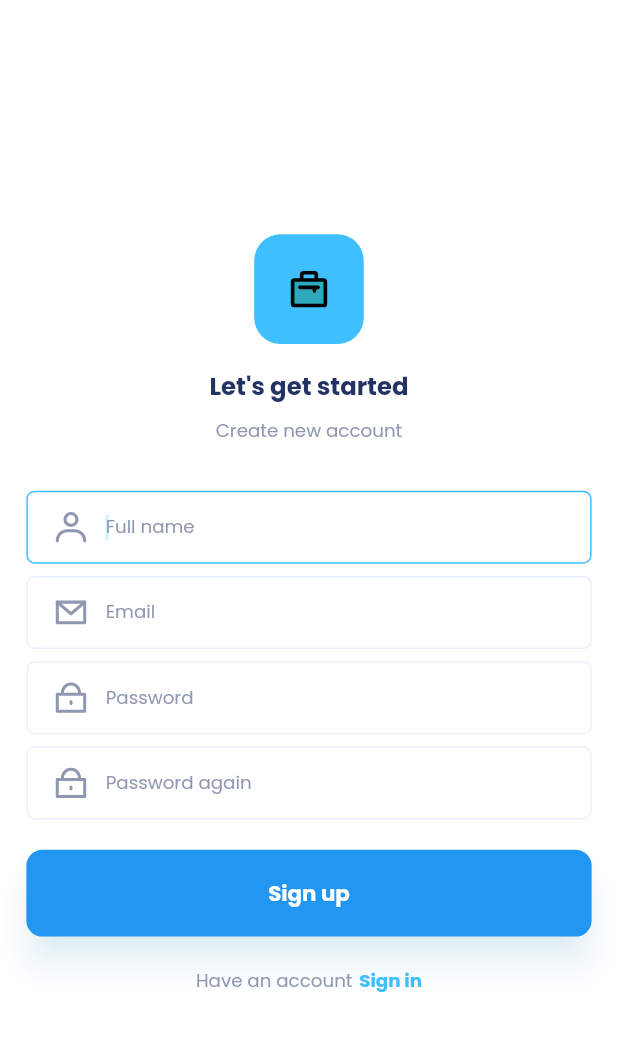
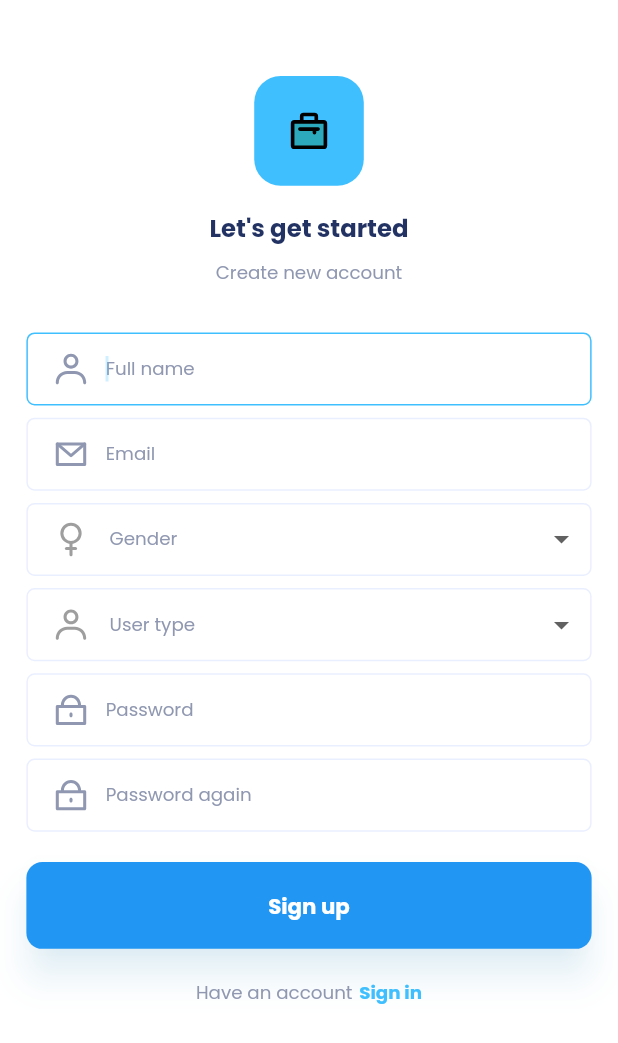
Before and after one commit to nmustakim/job_estate, a Flutter app: the RegisterScreen screen opened by its route, on a phone screen of 412 x 824 dp. Shown: the top 1043 px of the screen. Run offline on Flutter 3.47's test engine with Material 2 defaults, Android fonts, the phone set to English and light mode, and no system bars; our stand-ins replace cached_network_image, carousel_slider, cloud_firestore, firebase_auth, firebase_core, firebase_storage and 4 more; accounts and stored records are empty.

Commit message:
edit profile

```diff
--- a/lib/controllers/auth/auth_controller.dart
+++ b/lib/controllers/auth/auth_controller.dart
@@ -76,6 +76,8 @@ class AuthenticationController extends StateNotifier<BaseState> {
     String? profileImageUrl,
     String? address,
     String? city,
+    String? userType,
+    String? gender,
     String? district,
     String? country,
     List<String>? skills,
@@ -104,6 +106,8 @@ class AuthenticationController extends StateNotifier<BaseState> {
           profileImageUrl: profileImageUrl,
           address: address,
           city: city,
+          userType: userType,
+          gender: gender,
           state: district,
           country: country,
           skills: skills,
--- a/lib/utils/lists.dart
+++ b/lib/utils/lists.dart
@@ -8,7 +8,7 @@ class Lists {
     'Engineering'
   ];
   List<String> genderType = ['Male', 'Female'];
-
+  List<String> userType = ['Employer', 'Employee'];
   List<String> educationalDegrees = [
     'BE in Civil Engineering',
     'BE in Mechanical Engineering',
--- a/lib/views/account_screen/profile_screen/profile_screen.dart
+++ b/lib/views/account_screen/profile_screen/profile_screen.dart
@@ -133,8 +133,10 @@ class _ProfileScreenState extends ConsumerState<ProfileScreen> {
                                   padding: EdgeInsets.only(left: 16.h, top: 9.v, bottom: 14.v),
                                   child: Column(
                                     crossAxisAlignment: CrossAxisAlignment.start,
+
                                     children: [
                                       Row(
+
                                         children: [
                                           isEditing
                                               ? SizedBox(
@@ -168,11 +170,12 @@ class _ProfileScreenState extends ConsumerState<ProfileScreen> {
                                               height: 16.adaptSize,
                                               width: 16.adaptSize,
                                             ),
-                                          )
+                                          ),
+
                                         ],
                                       ),
                                       SizedBox(height: 8.v),
-                                      Text(user.userType ?? '', style: theme.textTheme.bodySmall),
+                                      Text(user.email ?? '', style: theme.textTheme.bodySmall),
                                     ],
                                   ),
                                 ),
@@ -196,12 +199,7 @@ class _ProfileScreenState extends ConsumerState<ProfileScreen> {
                               _showDatePickerDialog(context);
                             },
                           ),
-                          ProfileItem(
-                            icon: ImageConstant.imgMailPrimary,
-                            title: "Email",
-                            value: user.email,
-                            onTapProfileDetailOption: () {},
-                          ),
+
                           SizedBox(height: 5.v),
                           ProfileItem(
                               icon: ImageConstant.imgLockPrimary,
--- a/lib/views/auth/register_screen.dart
+++ b/lib/views/auth/register_screen.dart
@@ -17,7 +17,6 @@ import '../../widgets/custom_icon_button.dart';
 import '../../widgets/custom_image_view.dart';
 import '../../widgets/custom_text_form_field.dart';
 
-// ignore_for_file: must_be_immutable
 class RegisterScreen extends StatefulWidget {
   RegisterScreen({Key? key}) : super(key: key);
 
@@ -29,7 +28,7 @@ class _RegisterScreenState extends State<RegisterScreen> {
   TextEditingController fullNameController = TextEditingController();
 
   TextEditingController genderController = TextEditingController();
-
+  TextEditingController usertypeController = TextEditingController();
   TextEditingController emailController = TextEditingController();
 
   TextEditingController passwordController = TextEditingController();
@@ -43,8 +42,9 @@ class _RegisterScreenState extends State<RegisterScreen> {
     mediaQueryData = MediaQuery.of(context);
     return SafeArea(
         child: Scaffold(
-            resizeToAvoidBottomInset: false,
-            body: Form(
+            // resizeToAvoidBottomInset: false,
+            body: SingleChildScrollView(
+              child: Form(
                   key: _formKey,
                   child: Container(
                       width: double.maxFinite,
@@ -52,11 +52,16 @@ class _RegisterScreenState extends State<RegisterScreen> {
                       child: Column(
                           mainAxisAlignment: MainAxisAlignment.center,
                           children: [
+                            SizedBox(height: 50.v),
                             _buildPageHeader(context),
                             SizedBox(height: 30.v),
                             _buildFullName(context),
                             SizedBox(height: 8.v),
                             _buildEmail(context),
+                            SizedBox(height: 8.v),
+                            _buildGender(context),
+                            SizedBox(height: 8.v),
+                            _buildUserType(context),
                             SizedBox(height: 8.v),
                             _buildPassword(context),
                             SizedBox(height: 8.v),
@@ -84,7 +89,8 @@ class _RegisterScreenState extends State<RegisterScreen> {
                               textAlign: TextAlign.left,
                             ),
                             SizedBox(height: 5.v)
-                        ])))));
+                          ]))),
+            )));
   }
 
   Widget _buildPageHeader(BuildContext context) {
@@ -125,6 +131,58 @@ class _RegisterScreenState extends State<RegisterScreen> {
             margin: EdgeInsets.fromLTRB(16.h, 12.v, 10.h, 12.v),
             child: CustomImageView(
                 imagePath: ImageConstant.imgMail,
+                height: 24.adaptSize,
+                width: 24.adaptSize)),
+        prefixConstraints: BoxConstraints(maxHeight: 48.v),
+        contentPadding: EdgeInsets.only(top: 15.v, right: 30.h, bottom: 15.v));
+  }
+
+  Widget _buildUserType(BuildContext context) {
+    return CustomTextFormField(
+        controller: usertypeController,
+
+        textInputType: TextInputType.text,
+        suffix: CustomDropdownFormField(
+          leftPadding: 46.v,
+          hintText: "User type",
+          items: Lists().userType,
+          onChanged: (value) {
+            setState(() {
+              usertypeController.text = value ?? '';
+            });
+          },
+        ),
+        prefix: Container(
+            margin: EdgeInsets.fromLTRB(16.h, 12.v, 10.h, 12.v),
+            child: CustomImageView(
+                imagePath: ImageConstant.imgUserPrimary,
+                color: Colors.grey,
+                height: 24.adaptSize,
+                width: 24.adaptSize)),
+        prefixConstraints: BoxConstraints(maxHeight: 48.v),
+        contentPadding: EdgeInsets.only(top: 15.v, right: 30.h, bottom: 15.v));
+  }
+
+  Widget _buildGender(BuildContext context) {
+    return CustomTextFormField(
+        controller: genderController,
+
+        textInputType: TextInputType.text,
+        suffix: CustomDropdownFormField(
+          leftPadding: 46.v,
+          hintText: "Gender",
+          items: Lists().genderType,
+          onChanged: (value) {
+            setState(() {
+              genderController.text = value ?? '';
+            });
+          },
+        ),
+        prefix: Container(
+            margin: EdgeInsets.fromLTRB(16.h, 12.v, 10.h, 12.v),
+            child: CustomImageView(
+                imagePath: ImageConstant.imgGenderIcon,
+                color: Colors.grey,
                 height: 24.adaptSize,
                 width: 24.adaptSize)),
         prefixConstraints: BoxConstraints(maxHeight: 48.v),
@@ -175,10 +233,12 @@ class _RegisterScreenState extends State<RegisterScreen> {
           onPressed: () async {
             if (_formKey.currentState!.validate()) {
               if (!(authState is LoadingState)) {
-                await ref.read(authenticationProvider.notifier).signUp(
+                await ref.read(authenticationProvider.notifier).signUp(userType: usertypeController.text,gender:genderController.text,
                     email: emailController.text.trim(),
                     password: passwordController.text.trim(),
-                    fullName: fullNameController.text);
+                    fullName: fullNameController.text,
+
+                );
                 fullNameController.clear();
                 emailController.clear();
                 passwordController.clear();
--- a/lib/widgets/custom_dropdown.dart
+++ b/lib/widgets/custom_dropdown.dart
@@ -34,7 +34,7 @@ class CustomDropdownFormField extends FormField<String> {
                   padding:  EdgeInsets.only(left: leftPadding?.v??0.0),
                   child: Text(
                     hintText ?? "Please select an option",
-                    style: CustomTextStyles.labelLargeOnPrimary,
+                    style: theme.textTheme.bodySmall,
                   ),
                 ),
                 items: items.map((String value) {
@@ -46,7 +46,7 @@ class CustomDropdownFormField extends FormField<String> {
                           padding:  EdgeInsets.only(left: leftPadding?.v??0.0),
                           child: Text(
                             value,
-                            style: theme.textTheme.bodyMedium,
+                            style: CustomTextStyles.labelLargeOnPrimary,
                             overflow: TextOverflow.ellipsis,
                           ),
                         )),
```
Lines whose indentation alone changed are shown as unchanged.
